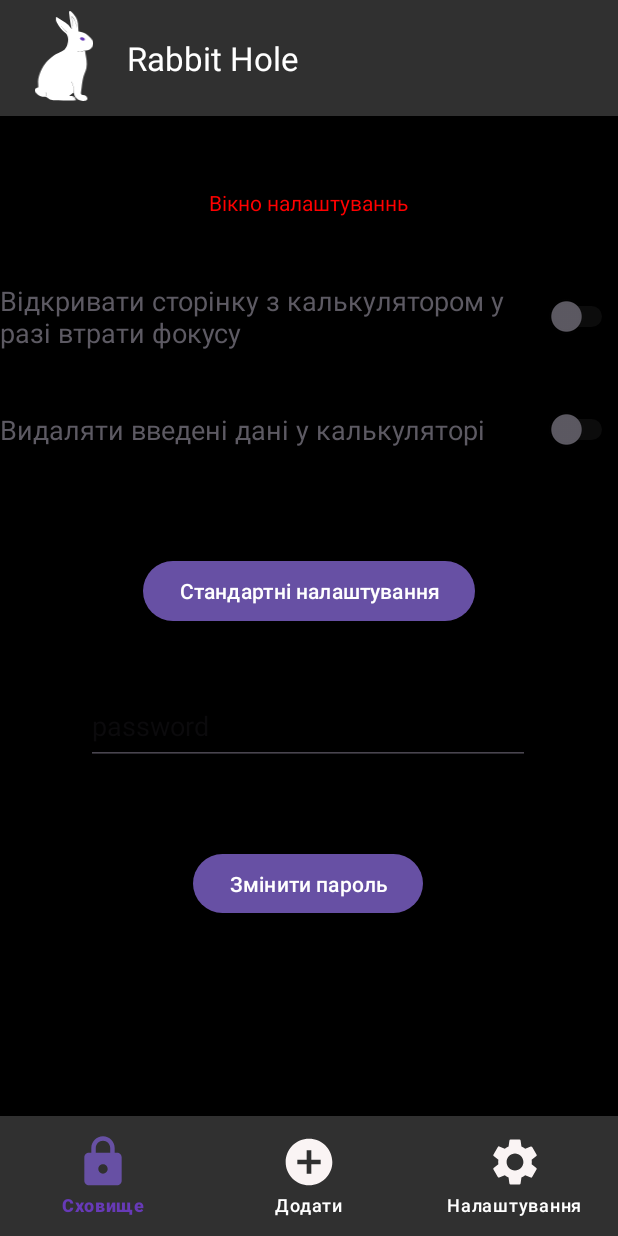
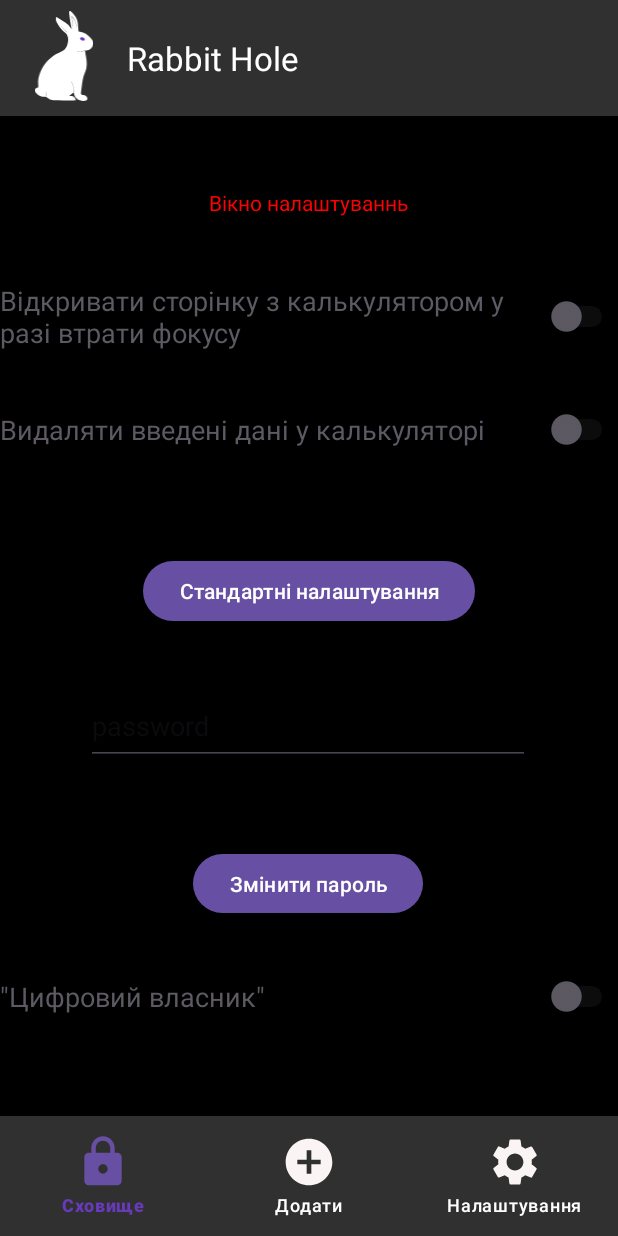
Before and after one commit to KiberGod/android-password-storage, an Android app: the fragment SettingsFragment placed in its activity, on a phone screen of 412 x 824 dp. Run offline under Robolectric (Android 15) with nearby library versions, the phone set to English and light mode, and no system bars; our stand-ins replace data binding; 17 statements that could not run were skipped.

Commit message:
Added DigitalOwner to settings class

```diff
--- a/app/src/main/java/com/example/passwordstorage/model/Settings.java
+++ b/app/src/main/java/com/example/passwordstorage/model/Settings.java
@@ -29,32 +29,45 @@ public class Settings {
     private String password;
 
     /*
+     * Змінна вказує, у якому стані знаходиться "Цифровий власник"
+     *
+     *      true    -   увімкнений
+     *      false   -   вимкнутий
+     */
+    private boolean digitalOwner;
+
+    /*
      * За замовчуванням рекомендується тримати ці опції у таких станах:
      */
     private static  final boolean DEFAULT_ACTIVITY_PROTECTION = true;
     private static final boolean DEFAULT_INPUT_CALC_CLEARING = false;
+    private static final boolean DEFAULT_DIGITAL_OWNER = false;
 
 
     public Settings(String password) {
         activityProtection = DEFAULT_ACTIVITY_PROTECTION;
         inputCalcClearing = DEFAULT_INPUT_CALC_CLEARING;
         this.password = password;
+        digitalOwner = DEFAULT_DIGITAL_OWNER;
     }
 
-    public Settings(boolean activityProtection, boolean inputPassClearing, String password) {
+    public Settings(boolean activityProtection, boolean inputPassClearing, String password, boolean digitalOwner) {
         this.activityProtection = activityProtection;
         this.inputCalcClearing = inputPassClearing;
         this.password = password;
+        this.digitalOwner = digitalOwner;
     }
 
     public boolean getActivityProtection() { return activityProtection; }
     public boolean getInputCalcClearing() { return inputCalcClearing; }
     public String getPassword() { return password; }
+    public boolean getDigitalOwner() { return digitalOwner; }
 
     public void resetActivityProtection() {
         activityProtection = !activityProtection;
     }
     public void resetInputCalcClearing() { inputCalcClearing = !inputCalcClearing; }
+    public void resetDigitalOwner() { digitalOwner = !digitalOwner; }
 
     public void setPassword(String password) {
         this.password = password;
--- a/app/src/main/java/com/example/passwordstorage/ui/settings/SettingsFragment.java
+++ b/app/src/main/java/com/example/passwordstorage/ui/settings/SettingsFragment.java
@@ -43,6 +43,7 @@ public class SettingsFragment extends Fragment {
         printSettingsData(view);
         setOnClickToSwitch(view, R.id.activityProtectionFlag, () -> sharedSettingsDataViewModel.editActivityProtection());
         setOnClickToSwitch(view, R.id.inputCalcClearingFlag, () -> sharedSettingsDataViewModel.editInputCalcClearing());
+        setOnClickToSwitch(view, R.id.digitalOwnerFlag, () -> sharedSettingsDataViewModel.editDigitalOwner());
         setOnClickDefaultSettingsButton(view);
         setOnClickToSavePasswordButton(view);
 
@@ -56,6 +57,9 @@ public class SettingsFragment extends Fragment {
 
         Switch inputPassClearingSwitch = view.findViewById(R.id.inputCalcClearingFlag);
         inputPassClearingSwitch.setChecked(sharedSettingsDataViewModel.getInputCalcClearing());
+
+        Switch digitalOwnerSwitch = view.findViewById(R.id.digitalOwnerFlag);
+        digitalOwnerSwitch.setChecked(sharedSettingsDataViewModel.getDigitalOwner());
 
         EditText inputPassword = view.findViewById(R.id.inputPassword);
         inputPassword.setText(sharedSettingsDataViewModel.getPassword());
--- a/app/src/main/res/layout/fragment_settings.xml
+++ b/app/src/main/res/layout/fragment_settings.xml
@@ -96,4 +96,19 @@
         app:layout_constraintStart_toStartOf="parent"
         app:layout_constraintTop_toBottomOf="@+id/editPasswordStatus" />
 
+    <Switch
+        android:id="@+id/digitalOwnerFlag"
+        android:layout_width="match_parent"
+        android:layout_height="47dp"
+        android:layout_marginTop="28dp"
+        android:text="&quot;Цифровий власник&quot;"
+        android:textColor="@color/gray_text"
+        android:textSize="18dp"
+        android:thumbTint="@drawable/colors_settings_switch_thumb"
+        android:trackTint="@drawable/colors_settings_switch_track"
+        app:layout_constraintEnd_toEndOf="parent"
+        app:layout_constraintStart_toStartOf="parent"
+        app:layout_constraintTop_toBottomOf="@+id/savePasswordButton" />
+
+
 </androidx.constraintlayout.widget.ConstraintLayout>
```
Also changed, not shown: app/src/main/java/com/example/passwordstorage/data/SharedSettingsDataViewModel.java (+9 -0 lines), 4 other files.
